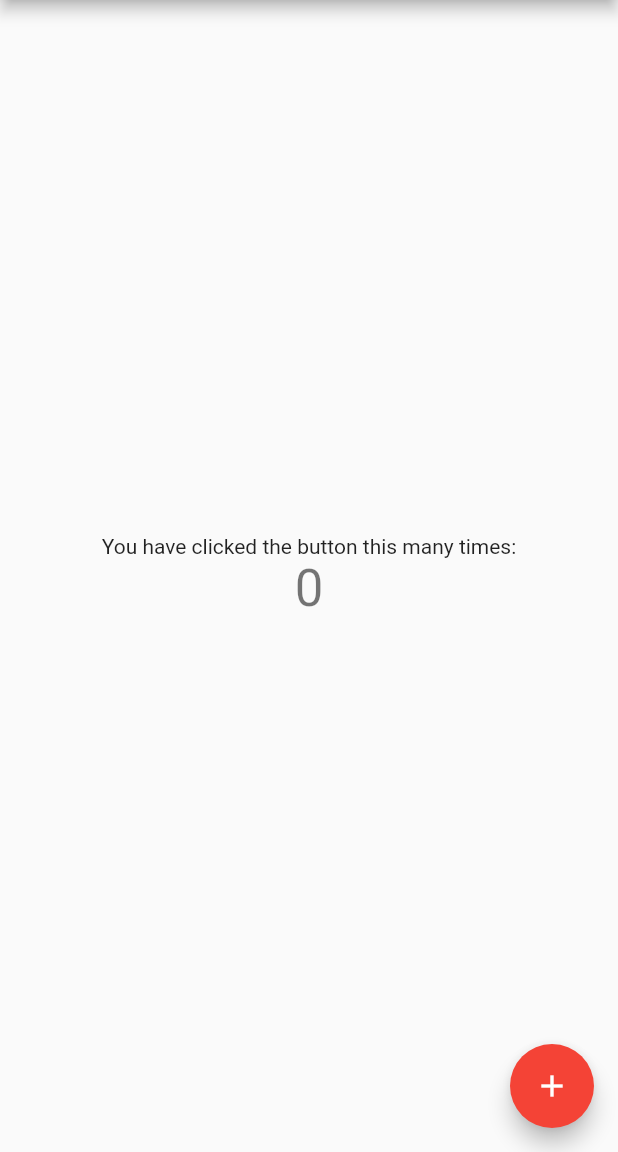
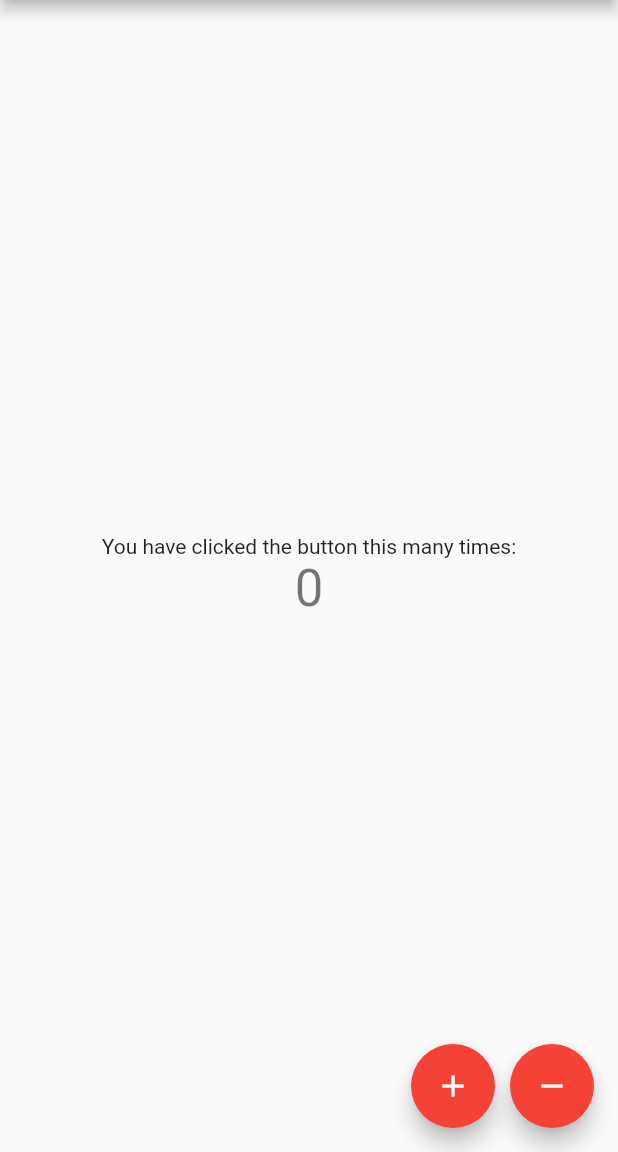
Before and after one commit to renatoconstanciofilho/flutter_hello_world, a Flutter app: the screen it shows after launch, on a phone screen of 412 x 824 dp, the part 84-1236 px from its top. Run offline on Flutter 3.47's test engine with Material 2 defaults, Android fonts, the phone set to English and light mode, and no system bars.

Commit message:
adicionada função diminuir

```diff
--- a/lib/main.dart
+++ b/lib/main.dart
@@ -57,6 +57,12 @@ class _MyHomePageState extends State<MyHomePage> {
     });
   }
 
+  void _decrementCounter() {
+    setState(() {
+      _counter--;
+    });
+  }
+
   @override
   Widget build(BuildContext context) {
     // This method is rerun every time setState is called, for instance as done
@@ -101,11 +107,29 @@ class _MyHomePageState extends State<MyHomePage> {
           ],
         ),
       ),
-      floatingActionButton: FloatingActionButton(
-        onPressed: _incrementCounter,
-        tooltip: 'Increment',
-        child: Icon(Icons.add),
-      ), // This trailing comma makes auto-formatting nicer for build methods.
+      floatingActionButton: Row(
+        mainAxisAlignment: MainAxisAlignment.end,
+        children: <Widget>[
+          FloatingActionButton(
+            onPressed: _incrementCounter,
+            tooltip: 'Increment',
+            child: Icon(Icons.add),
+          ),
+          SizedBox(
+            width: 10.0,
+          ),
+          FloatingActionButton(
+            onPressed: _decrementCounter,
+            tooltip: 'Decrement',
+            child: Icon(Icons.remove),
+          ),
+        ],
+      ),
+//      floatingActionButton: FloatingActionButton(
+//        onPressed: _incrementCounter,
+//        tooltip: 'Increment',
+//        child: Icon(Icons.add),
+//      ), // This trailing comma makes auto-formatting nicer for build methods.
     );
   }
 }
```
Also changed, not shown: pubspec.lock.
